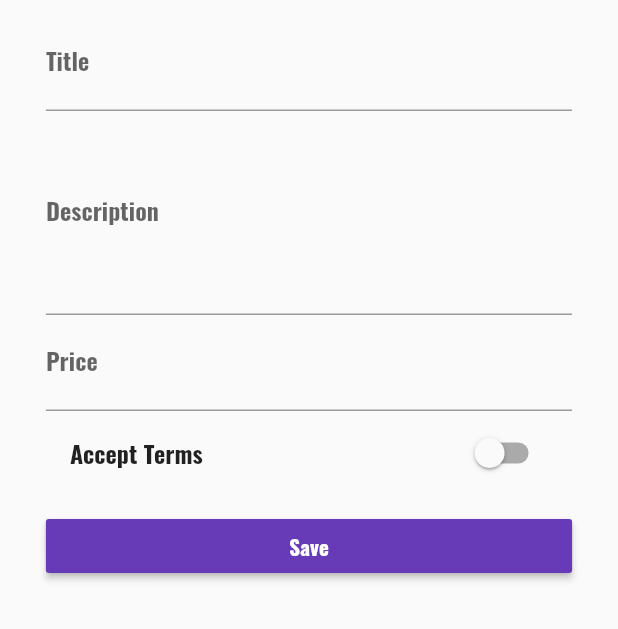
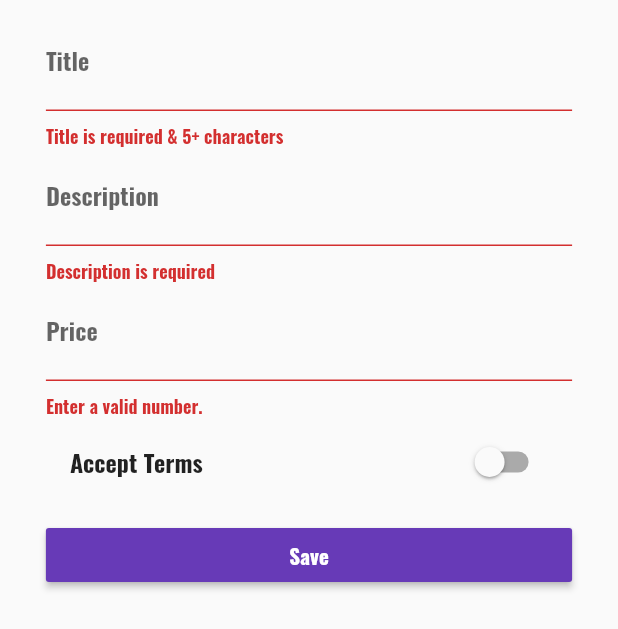
Before and after one commit to Wissa-Azmy/Prodlist, a Flutter app: the ProductCreatePage widget shown alone on an empty page, opened directly with empty values, after a tap on "Save", on a phone screen of 412 x 824 dp. Shown: the top 629 px of the screen. Run offline on Flutter 3.47's test engine with Material 2 defaults, Android fonts, the phone set to English and light mode, and no system bars.

Commit message:
Create Product text fields changed to Form and added validation and submission.

```diff
--- a/lib/main.dart
+++ b/lib/main.dart
@@ -46,7 +46,7 @@ class _MyAppState extends State<MyApp> {
     return MaterialApp(
       theme: ThemeData(
           brightness: Brightness.light,
-          primarySwatch: Colors.deepOrange,
+//          primarySwatch: Colors.deepOrange,
           accentColor: Colors.deepPurple,
           fontFamily: 'Oswald',
       ),
--- a/lib/pages/product_create.dart
+++ b/lib/pages/product_create.dart
@@ -14,19 +14,22 @@ class ProductCreatePage extends StatefulWidget {
 
 
 class _ProductCreatePageState extends State<ProductCreatePage> {
-  String titleValue = "";
-  String description = "";
-  double priceValue;
+  final Map<String, dynamic> _formData = {
+    'title': null,
+    'description': null,
+    'price': null
+  };
   bool acceptedTerms = false;
+  final GlobalKey<FormState> _formkey = GlobalKey<FormState>();
 
 
   void _submitForm() {
-    final Map<String, dynamic> product = {
-      'title': titleValue,
-      'description': description,
-      'price': priceValue
-    };
-    widget.addProduct(product);
+    if (!_formkey.currentState.validate()) {
+      return;
+    }
+    _formkey.currentState.save();
+
+    widget.addProduct(_formData);
     Navigator.pushReplacementNamed(context, '/products-list');
   }
 
@@ -37,32 +40,53 @@ class _ProductCreatePageState extends State<ProductCreatePage> {
     final double targetPadding = deviceWidth > 500 ? deviceWidth * 0.2 : deviceWidth * 0.05;
 
     // TODO: implement build
-    return Container(
+    return GestureDetector(
+      onTap: (){
+        // This dismisses the keyboarding by focusing on an empty node.
+        FocusScope.of(context).requestFocus(FocusNode());
+      },
+      child: Container(
         margin: EdgeInsets.all(10.0),
         // ListView always take all the available space width or height.
+        child: Form(
+          key: _formkey,
           child: ListView(
             padding: EdgeInsets.symmetric(horizontal: targetPadding),
             children: <Widget>[
-          TextField(
+              TextFormField(
                 decoration: InputDecoration(labelText: 'Title'),
-            onChanged: (String value) {
-              setState(() {
-                titleValue = value;
-              });
+                onSaved: (String value) {
+                    _formData['title'] = value;
+                },
+                validator: (value){
+                  if (value.isEmpty || value.length < 5) {
+                    return 'Title is required & 5+ characters';
+                  }
                 },
               ),
-          TextField(
+              TextFormField(
                 decoration: InputDecoration(labelText: 'Description'),
-            maxLines: 4,
-            onChanged: (value) {
-              description = value;
+                maxLines: null,
+                onSaved: (value) {
+                  _formData['description'] = value;
+                },
+                validator: (value){
+                  if (value.isEmpty) {
+                    return 'Description is required';
+                  }
                 },
               ),
-          TextField(
+              TextFormField(
                 decoration: InputDecoration(labelText: 'Price'),
                 keyboardType: TextInputType.numberWithOptions(),
-            onChanged: (value) {
-              priceValue = double.parse(value);
+                onSaved: (value) {
+                  _formData['price'] = double.parse(value);
+                },
+                validator: (value) {
+                  if (value.isEmpty ||
+                      !RegExp(r'^(?:[1-9]\d*|0)?(?:\.\d+)?$').hasMatch(value)) {
+                    return 'Enter a valid number.';
+                  }
                 },
               ),
               SwitchListTile(
@@ -86,6 +110,8 @@ class _ProductCreatePageState extends State<ProductCreatePage> {
               ),
             ],
           ),
+        ),
+      ),
     );
     /* Modal
     return Center (
```
Also changed, not shown: lib/pages/auth.dart (+12 -8 lines). Lines whose indentation alone changed are shown as unchanged.
